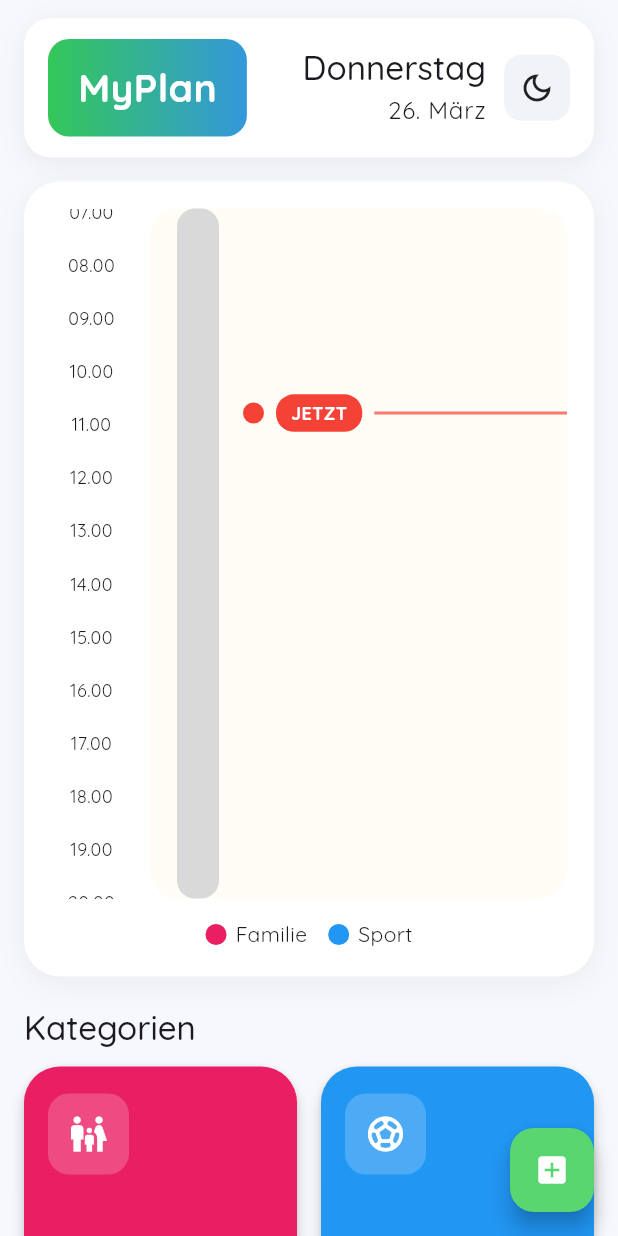
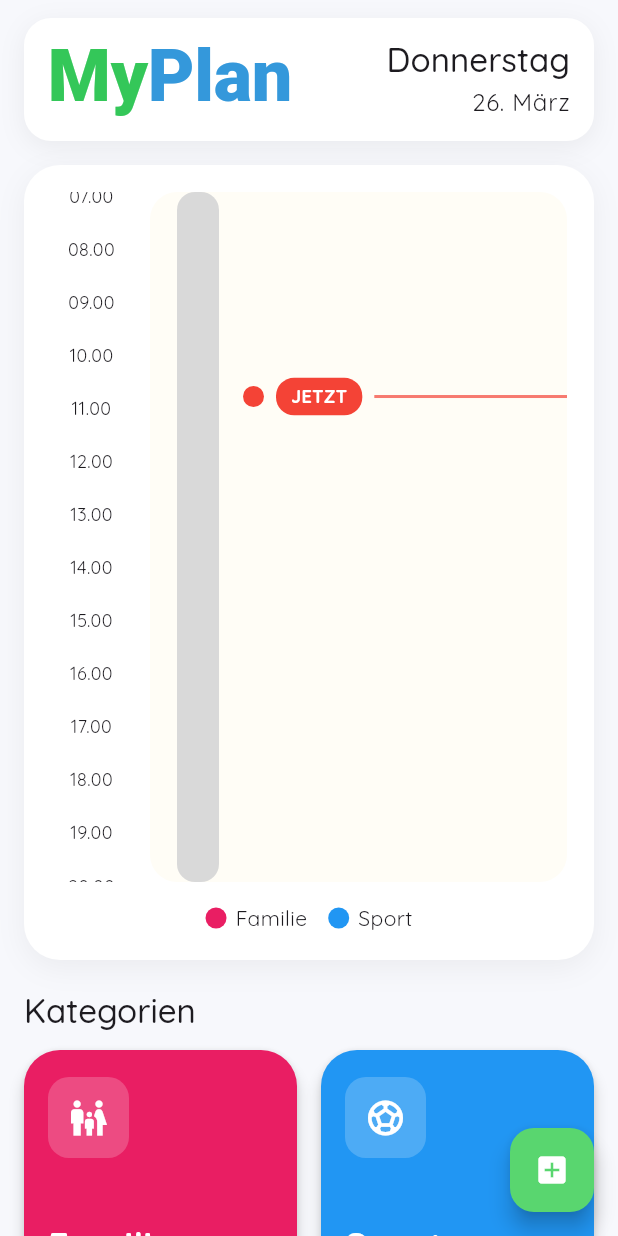
Before and after one commit to mwalexandra/myplan_app, a Flutter app: the screen it shows after launch, on a phone screen of 412 x 824 dp. Run offline on Flutter 3.47's test engine with Material 3 defaults, Android fonts, the light colour scheme and no system bars; our stand-ins replace cloud_firestore, firebase_core, go_router; accounts and stored records are empty; Roboto replaces fonts that are missing (Quicksand).

```diff
--- a/lib/screens/home/home_screen.dart
+++ b/lib/screens/home/home_screen.dart
@@ -16,7 +16,7 @@ class HomeScreen extends StatefulWidget {
 
 class _HomeScreenState extends State<HomeScreen> {
   final CategoryService _categoryService = CategoryService();
-  final EventService _eventService = EventService(); // добавь
+  final EventService _eventService = EventService();
 
   @override
   void initState() {
@@ -164,25 +164,28 @@ class _HomeHeader extends StatelessWidget {
       ),
       child: Row(
         children: [
-          Container(
-            padding: const EdgeInsets.symmetric(horizontal: 20, vertical: 14),
-            decoration: BoxDecoration(
-              gradient: const LinearGradient(
-                colors: [Color(0xFF34C759), Color(0xFF3498DB)],
+          RichText(
+            text: const TextSpan(
+              style: TextStyle(
+                fontSize: 48,
+                fontWeight: FontWeight.w800,
+                letterSpacing: -0.2,
+                height: 1,
               ),
-              borderRadius: BorderRadius.circular(14),
-            ),
-            child: const Text(
-              'MyPlan',
-              style: TextStyle(
-                color: Colors.white,
-                fontSize: 26,
-                fontWeight: FontWeight.w700,
-              ),
+              children: [
+                TextSpan(
+                  text: 'My',
+                  style: TextStyle(color: Color(0xFF34C759)),
+                ),
+                TextSpan(
+                  text: 'Plan',
+                  style: TextStyle(color: Color(0xFF3498DB)),
+                ),
+              ],
             ),
           ),
           const Spacer(),
-          Column(
+          Column(                                          // Datum
             crossAxisAlignment: CrossAxisAlignment.end,
             children: [
               Text(
@@ -195,16 +198,6 @@ class _HomeHeader extends StatelessWidget {
                 style: Theme.of(context).textTheme.bodyLarge,
               ),
             ],
-          ),
-          const SizedBox(width: 12),
-          Container(
-            width: 44,
-            height: 44,
-            decoration: BoxDecoration(
-              color: const Color(0xFFF1F3F8),
-              borderRadius: BorderRadius.circular(12),
-            ),
-            child: const Icon(Icons.dark_mode_outlined),
           ),
         ],
       ),
```
Also changed, not shown: pubspec.yaml (+7 -0 lines), assets/fonts/Chewy-Regular.ttf (added).
